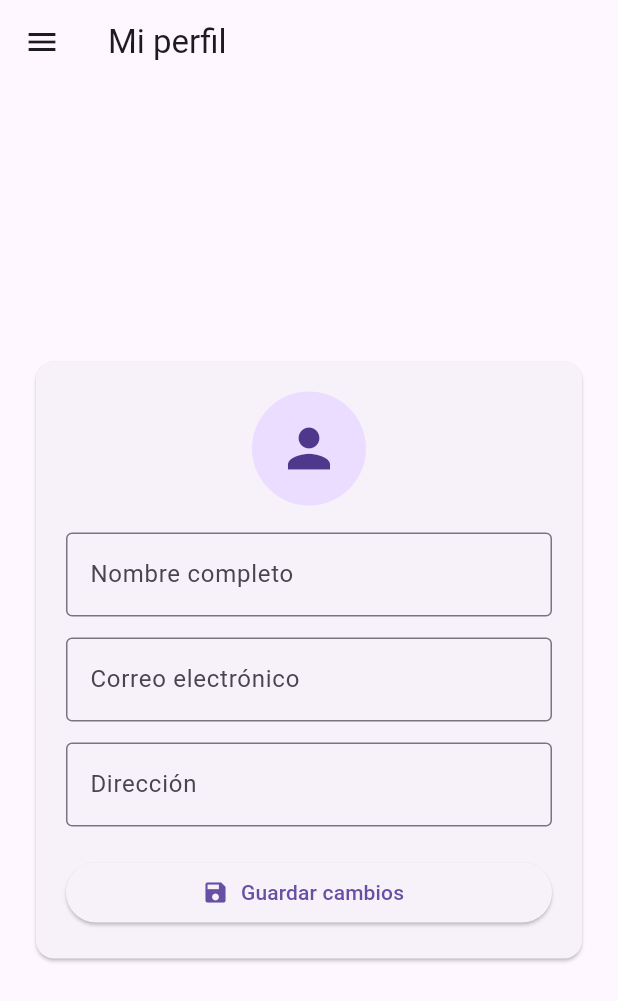
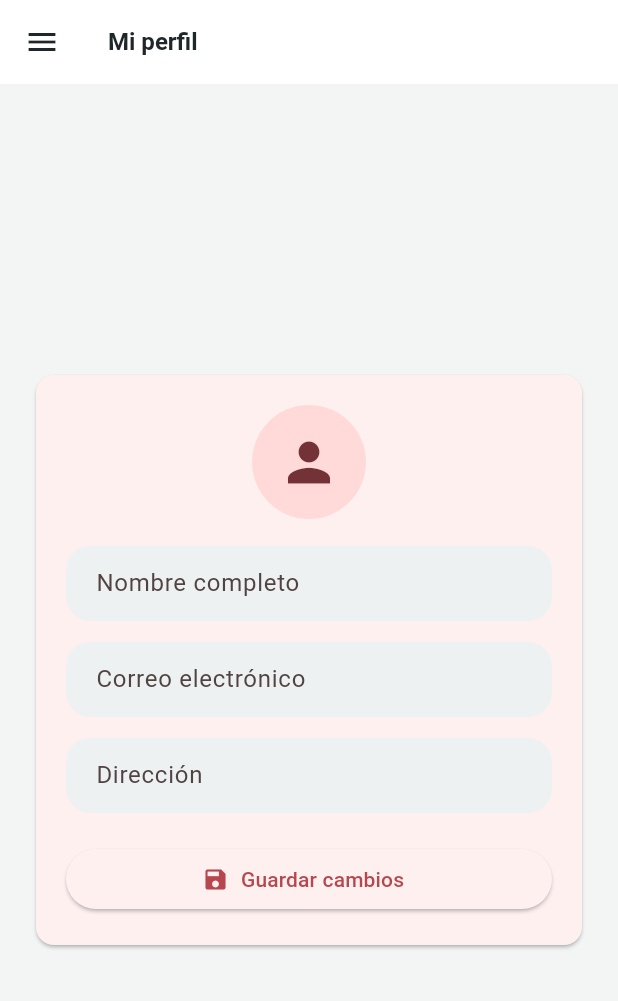
Before and after one commit to coco1016t/PROYECTO--RGR, a Flutter app: the ProfilePage screen opened by its route, on a phone screen of 412 x 824 dp. Shown: the top 1001 px of the screen. Run offline on Flutter 3.47's test engine with Material 3 defaults, Android fonts, the phone set to English and light mode, and no system bars; our stand-ins replace flutter_map, flutter_secure_storage, image_picker, latlong2; accounts and stored records are empty.

Commit message:
Update profile_page.dart

```diff
--- a/flutter_application_3/lib/screens/profile_page.dart
+++ b/flutter_application_3/lib/screens/profile_page.dart
@@ -1,7 +1,9 @@
 import 'package:flutter/material.dart';
 import '../models/user_model.dart';
 import '../services/user_service.dart';
+import '../theme/blog_theme.dart';
 import '../widgets/admin_drawer.dart';
+import '../widgets/user_drawer.dart';
 
 class ProfilePage extends StatefulWidget {
   const ProfilePage({super.key});
@@ -47,7 +49,9 @@ class _ProfilePageState extends State<ProfilePage> {
     final id = _usuario['id_usr'];
     if (id is! num) {
       ScaffoldMessenger.of(context).showSnackBar(
-        const SnackBar(content: Text('No se recibió el identificador del usuario. Vuelve a iniciar sesión.')),
+        const SnackBar(
+            content: Text(
+                'No se recibió el identificador del usuario. Vuelve a iniciar sesión.')),
       );
       return;
     }
@@ -86,9 +90,28 @@ class _ProfilePageState extends State<ProfilePage> {
 
   @override
   Widget build(BuildContext context) {
-    return Scaffold(
+    final esAdmin = (_usuario['tip_usu'] as num?)?.toInt() == 1;
+
+    return ValueListenableBuilder<bool>(
+      valueListenable: BlogTheme.darkMode,
+      builder: (context, darkMode, _) => Theme(
+        data: BlogTheme.forMode(darkMode),
+        child: Scaffold(
           appBar: AppBar(title: const Text('Mi perfil')),
-      drawer: AdminDrawer(usuario: _usuario, rutaActual: '/profile'),
+          drawer: esAdmin
+              ? AdminDrawer(usuario: _usuario, rutaActual: '/profile')
+              : UserDrawer(
+                  usuario: _usuario,
+                  tabActual: 0,
+                  rutaActual: '/profile',
+                  onCambiarTab: (indice) {
+                    Navigator.pushReplacementNamed(
+                      context,
+                      '/blog',
+                      arguments: {..._usuario, 'tab_inicial': indice},
+                    );
+                  },
+                ),
           body: Center(
             child: ConstrainedBox(
               constraints: const BoxConstraints(maxWidth: 650),
@@ -114,7 +137,8 @@ class _ProfilePageState extends State<ProfilePage> {
                               border: OutlineInputBorder(),
                             ),
                             validator: (v) => v == null || v.trim().length < 2
-                            ? 'Ingresa un nombre válido' : null,
+                                ? 'Ingresa un nombre válido'
+                                : null,
                           ),
                           const SizedBox(height: 14),
                           TextFormField(
@@ -125,7 +149,8 @@ class _ProfilePageState extends State<ProfilePage> {
                               border: OutlineInputBorder(),
                             ),
                             validator: (v) => v == null || !v.contains('@')
-                            ? 'Ingresa un correo válido' : null,
+                                ? 'Ingresa un correo válido'
+                                : null,
                           ),
                           const SizedBox(height: 14),
                           TextFormField(
@@ -139,9 +164,12 @@ class _ProfilePageState extends State<ProfilePage> {
                           ElevatedButton.icon(
                             onPressed: _cargando ? null : _guardar,
                             icon: const Icon(Icons.save),
-                        label: Text(_cargando ? 'Guardando...' : 'Guardar cambios'),
+                            label: Text(
+                                _cargando ? 'Guardando...' : 'Guardar cambios'),
                           ),
                         ],
+                      ),
+                    ),
                   ),
                 ),
               ),
```
Lines whose indentation alone changed are shown as unchanged.
